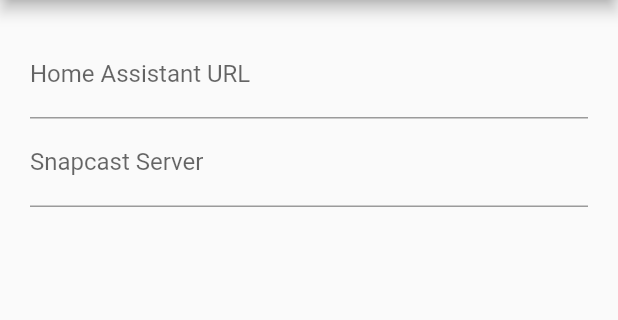
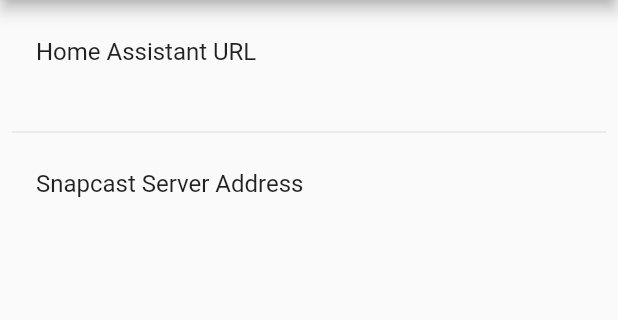
Before and after one commit to cgarwood/controlly-flutter, a Flutter app: the SettingsPage screen opened directly, on a phone screen of 412 x 824 dp, the part 84-404 px from its top. Run offline on Flutter 3.47's test engine with Material 2 defaults, Android fonts, the phone set to English and light mode, and no system bars; our stand-ins replace get_storage; accounts and stored records are empty.

Commit message:
WIP: auto generate settings page

```diff
--- a/lib/settings/view.dart
+++ b/lib/settings/view.dart
@@ -1,6 +1,15 @@
 import 'package:flutter/material.dart';
 
 import 'package:controlly/settings/model.dart';
+
+final Map configItems = {
+  'haUrl': {'type': 'text', 'name': 'Home Assistant URL', 'description': 'URL to your Home Assistant instance'},
+  'snapcastUrl': {
+    'type': 'text',
+    'name': 'Snapcast Server Address',
+    'description': 'IP or hostname to your Snapcast server'
+  }
+};
 
 class SettingsPage extends StatefulWidget {
   const SettingsPage({Key? key}) : super(key: key);
@@ -18,23 +27,54 @@ class _SettingsPageState extends State<SettingsPage> {
   @override
   Widget build(BuildContext context) {
     return Scaffold(
-      appBar: AppBar(title: const Text('Controlly Settings')),
-      body: SingleChildScrollView(
-          padding: const EdgeInsets.symmetric(horizontal: 20, vertical: 20),
-          child: Column(children: <Widget>[
-            TextFormField(
-                decoration: const InputDecoration(labelText: "Home Assistant URL"),
-                initialValue: settingsManager.haUrl,
-                onSaved: (String? value) {
-                  // attempt to connect and/or log in
-                }),
-            TextFormField(
-                decoration: const InputDecoration(labelText: "Snapcast Server"),
-                initialValue: settingsManager.snapcastUrl,
-                onSaved: (String? value) {
-                  // attempt to connect and/or log in
-                })
-          ])),
-    );
+        appBar: AppBar(title: const Text('Controlly Settings')),
+        body: ListView.separated(
+          padding: const EdgeInsets.all(8),
+          itemCount: configItems.length,
+          itemBuilder: (BuildContext context, int index) {
+            String key = configItems.keys.elementAt(index);
+            Map configItem = configItems[key];
+            return ListTile(
+                title: Text(configItem['name']),
+                subtitle: Text(settingsManager.getItem(key) ?? ''),
+                enabled: true,
+                onTap: () => {_showConfigDialog(key)});
+          },
+          separatorBuilder: (BuildContext context, int index) => const Divider(),
+        ));
+  }
+
+  Future<void> _showConfigDialog(String key) async {
+    return showDialog(
+        context: context,
+        builder: (BuildContext context) {
+          Map configItem = configItems[key];
+          Widget formField;
+          if (configItem['type'] == "text") {
+            formField = TextFormField(
+                decoration: const InputDecoration(border: UnderlineInputBorder()),
+                initialValue: settingsManager.getItem(key) ?? '');
+          } else {
+            formField = const Text('invalid type for config item');
+          }
+          return AlertDialog(
+            title: Text(configItem['name']),
+            content: SizedBox(
+                width: 400,
+                height: 200,
+                child: Column(
+                    crossAxisAlignment: CrossAxisAlignment.start,
+                    children: <Widget>[Text(configItem['description']), formField])),
+            actions: <Widget>[
+              TextButton(
+                child: const Text('Save'),
+                onPressed: () {
+                  //settingsManager.setItem(key, );
+                  Navigator.of(context).pop();
+                },
+              ),
+            ],
+          );
+        });
   }
 }
```
